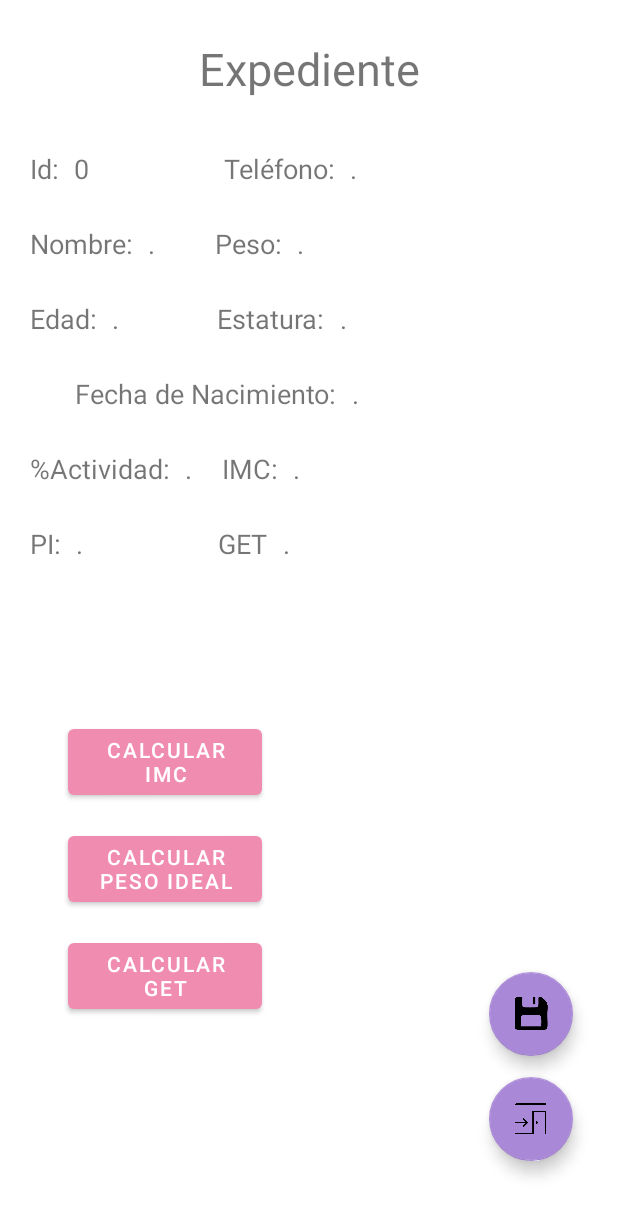
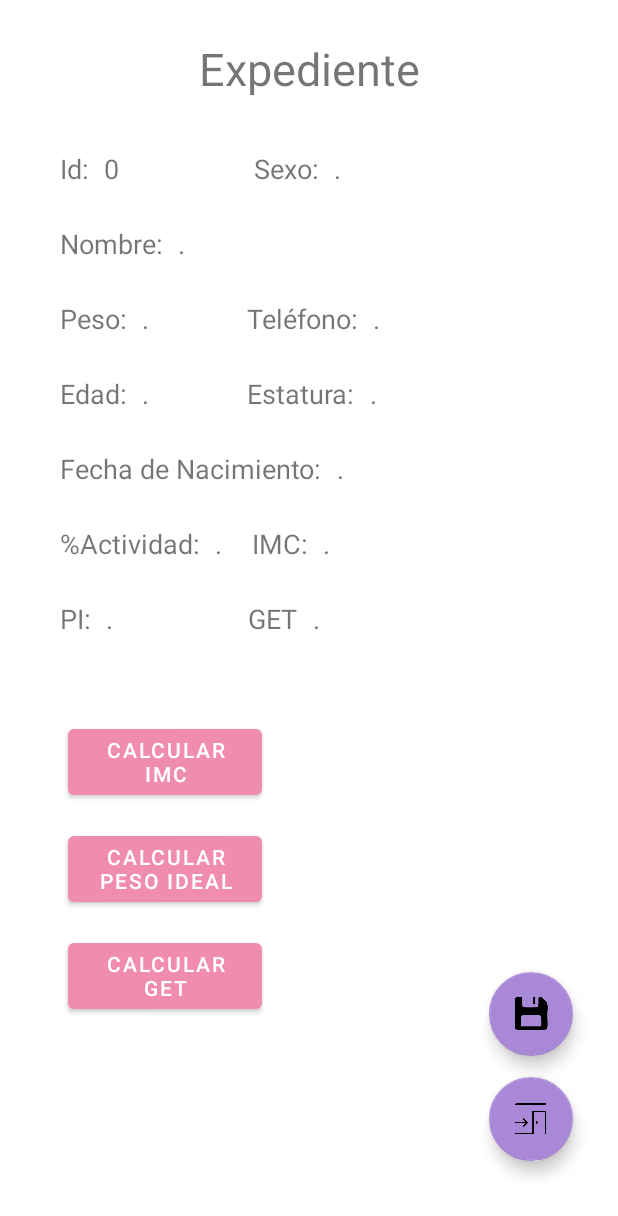
Before and after one commit to OsmarCastor/NutriApp, an Android app: the formularioPacientes screen opened directly, with no data from a screen before it, on a phone screen of 412 x 824 dp. Shown: the top 1216 px of the screen. Run offline under Robolectric (Android 15) with nearby library versions, the phone set to English and light mode, and no system bars; our stand-ins replace Room's generated code; libraries missing offline, so code that uses them is left out: castor.no.c; 1 statement that could not run was skipped.

Commit message:
Hago commit

```diff
--- a/app/src/main/java/castor/no/c/programar/nutriapp/Pacientes.kt
+++ b/app/src/main/java/castor/no/c/programar/nutriapp/Pacientes.kt
@@ -10,6 +10,7 @@ data class Pacientes(
     @PrimaryKey(autoGenerate = true) val idPaciente: Int,
     @ColumnInfo(name = "Nombre") val nombre: String?,
     @ColumnInfo(name = "Edad") val edad: String?,
+    @ColumnInfo(name = "Sexo") val sexo: String?,
     @ColumnInfo(name = "Telefono") val telefono: String?,
     @ColumnInfo(name = "Fecha_Nacimiento") val fecha: String?,
     @ColumnInfo(name = "Peso") val peso: Double?,
--- a/app/src/main/java/castor/no/c/programar/nutriapp/agregarPaciente.kt
+++ b/app/src/main/java/castor/no/c/programar/nutriapp/agregarPaciente.kt
@@ -12,6 +12,7 @@ import kotlinx.coroutines.launch
 class agregarPaciente : AppCompatActivity() {
     lateinit var txtNombre:EditText
     lateinit var txtEdad:EditText
+    lateinit var txtSexo:EditText
     lateinit var txtTelefono:EditText
     lateinit var txtFecha:EditText
     lateinit var txtPeso:EditText
@@ -23,6 +24,7 @@ class agregarPaciente : AppCompatActivity() {
         setContentView(R.layout.activity_agregar_paciente)
         txtNombre = findViewById(R.id.txtNom)
         txtEdad = findViewById(R.id.txtEdad)
+        txtSexo = findViewById(R.id.txtSex)
         txtTelefono = findViewById(R.id.txtTelefono)
         txtFecha = findViewById(R.id.txtNacimiento)
         txtPeso = findViewById(R.id.txtPeso)
@@ -45,13 +47,14 @@ class agregarPaciente : AppCompatActivity() {
         //Aqui agrego
         val nombre = txtNombre.text.toString()
         val edad = txtEdad.text.toString()
+        val sexo = txtSexo.text.toString()
         val telefono = txtTelefono.text.toString()
         val fecha = txtFecha.text.toString()
         val peso = txtPeso.text.toString().toDouble()
         val estatura = txtEstatura.text.toString().toDouble()
         val porcentaje = txtPorcentaje.text.toString().toInt()
         lifecycleScope.launch{
-            val paciente = Pacientes(0, nombre, edad, telefono, fecha, peso, estatura, porcentaje,0.0,0.0,0.0)
+            val paciente = Pacientes(0, nombre, edad, sexo, telefono, fecha, peso, estatura, porcentaje,0.0,0.0,0.0)
             db.room.pacienteDao().insert(paciente)
         }
         Toast.makeText(this, "Paciente Registrado", Toast.LENGTH_LONG).show()
--- a/app/src/main/java/castor/no/c/programar/nutriapp/formularioPacientes.kt
+++ b/app/src/main/java/castor/no/c/programar/nutriapp/formularioPacientes.kt
@@ -12,6 +12,7 @@ class formularioPacientes : AppCompatActivity() {
     lateinit var txtId:TextView
     lateinit var txtNombre:TextView
     lateinit var txtEdad:TextView
+    lateinit var txtSexo:TextView
     lateinit var txtTelefono:TextView
     lateinit var txtFecha:TextView
     lateinit var txtPeso:TextView
@@ -29,6 +30,7 @@ class formularioPacientes : AppCompatActivity() {
         txtId = findViewById(R.id.txtIdPaciente)
         txtNombre = findViewById(R.id.txtNomPaciente)
         txtEdad = findViewById(R.id.txtEdadPaciente)
+        txtSexo = findViewById(R.id.txtSexo)
         txtTelefono = findViewById(R.id.txtTelPaciente)
         txtFecha = findViewById(R.id.txtFechaPaciente)
         txtPeso = findViewById(R.id.txtPesoPaciente)
@@ -60,6 +62,7 @@ class formularioPacientes : AppCompatActivity() {
         val id = txtId.text.toString().toInt()
         val nombre = txtNombre.text.toString()
         val edad = txtEdad.text.toString()
+        val sexo = txtSexo.text.toString()
         val telefono = txtTelefono.text.toString()
         val fecha = txtFecha.text.toString()
         val peso = txtPeso.text.toString().toDouble()
--- a/app/src/main/res/layout/activity_formulario_pacientes.xml
+++ b/app/src/main/res/layout/activity_formulario_pacientes.xml
@@ -80,7 +80,7 @@
         android:id="@+id/textView3"
         android:layout_width="wrap_content"
         android:layout_height="wrap_content"
-        android:layout_marginStart="20dp"
+        android:layout_marginStart="40dp"
         android:layout_marginTop="100dp"
         android:text="Id:"
         android:textSize="18sp"
@@ -102,7 +102,7 @@
         android:id="@+id/textView6"
         android:layout_width="wrap_content"
         android:layout_height="wrap_content"
-        android:layout_marginStart="20dp"
+        android:layout_marginStart="40dp"
         android:layout_marginTop="150dp"
         android:text="Nombre:"
         android:textSize="18sp"
@@ -124,8 +124,8 @@
         android:id="@+id/textView8"
         android:layout_width="wrap_content"
         android:layout_height="wrap_content"
-        android:layout_marginStart="20dp"
-        android:layout_marginTop="200dp"
+        android:layout_marginStart="40dp"
+        android:layout_marginTop="250dp"
         android:text="Edad:"
         android:textSize="18sp"
         app:layout_constraintStart_toStartOf="parent"
@@ -136,7 +136,7 @@
         android:layout_width="wrap_content"
         android:layout_height="wrap_content"
         android:layout_marginStart="10dp"
-        android:layout_marginTop="200dp"
+        android:layout_marginTop="250dp"
         android:text="."
         android:textSize="18sp"
         app:layout_constraintStart_toEndOf="@+id/textView8"
@@ -146,9 +146,20 @@
         android:id="@+id/textView10"
         android:layout_width="wrap_content"
         android:layout_height="wrap_content"
+        android:layout_marginStart="65dp"
+        android:layout_marginTop="200dp"
+        android:text="Teléfono:"
+        android:textSize="18sp"
+        app:layout_constraintStart_toEndOf="@+id/txtPesoPaciente"
+        app:layout_constraintTop_toTopOf="parent" />
+
+    <TextView
+        android:id="@+id/textView5"
+        android:layout_width="wrap_content"
+        android:layout_height="wrap_content"
         android:layout_marginStart="90dp"
         android:layout_marginTop="100dp"
-        android:text="Teléfono:"
+        android:text="Sexo:"
         android:textSize="18sp"
         app:layout_constraintStart_toEndOf="@+id/txtIdPaciente"
         app:layout_constraintTop_toTopOf="parent" />
@@ -158,10 +169,21 @@
         android:layout_width="wrap_content"
         android:layout_height="wrap_content"
         android:layout_marginStart="10dp"
+        android:layout_marginTop="200dp"
+        android:text="."
+        android:textSize="18sp"
+        app:layout_constraintStart_toEndOf="@+id/textView10"
+        app:layout_constraintTop_toTopOf="parent" />
+
+    <TextView
+        android:id="@+id/txtSexo"
+        android:layout_width="wrap_content"
+        android:layout_height="wrap_content"
+        android:layout_marginStart="10dp"
         android:layout_marginTop="100dp"
         android:text="."
         android:textSize="18sp"
-        app:layout_constraintStart_toEndOf="@+id/textView10"
+        app:layout_constraintStart_toEndOf="@+id/textView5"
         app:layout_constraintTop_toTopOf="parent" />
 
     <TextView
@@ -169,10 +191,10 @@
         android:layout_width="wrap_content"
         android:layout_height="wrap_content"
         android:layout_marginStart="40dp"
-        android:layout_marginTop="150dp"
+        android:layout_marginTop="200dp"
         android:text="Peso:"
         android:textSize="18sp"
-        app:layout_constraintStart_toEndOf="@+id/txtNomPaciente"
+        app:layout_constraintStart_toStartOf="parent"
         app:layout_constraintTop_toTopOf="parent" />
 
     <TextView
@@ -180,7 +202,7 @@
         android:layout_width="wrap_content"
         android:layout_height="wrap_content"
         android:layout_marginStart="10dp"
-        android:layout_marginTop="150dp"
+        android:layout_marginTop="200dp"
         android:text="."
         android:textSize="18sp"
         app:layout_constraintStart_toEndOf="@+id/textView12"
@@ -191,7 +213,7 @@
         android:layout_width="wrap_content"
         android:layout_height="wrap_content"
         android:layout_marginStart="65dp"
-        android:layout_marginTop="200dp"
+        android:layout_marginTop="250dp"
         android:text="Estatura:"
         android:textSize="18sp"
         app:layout_constraintStart_toEndOf="@+id/txtEdadPaciente"
@@ -202,7 +224,7 @@
         android:layout_width="wrap_content"
         android:layout_height="wrap_content"
         android:layout_marginStart="10dp"
-        android:layout_marginTop="200dp"
+        android:layout_marginTop="250dp"
         android:text="."
         android:textSize="18sp"
         app:layout_constraintStart_toEndOf="@+id/textView14"
@@ -212,8 +234,8 @@
         android:id="@+id/textView16"
         android:layout_width="wrap_content"
         android:layout_height="wrap_content"
-        android:layout_marginStart="50dp"
-        android:layout_marginTop="250dp"
+        android:layout_marginStart="40dp"
+        android:layout_marginTop="300dp"
         android:text="Fecha de Nacimiento:"
         android:textSize="18sp"
         app:layout_constraintStart_toStartOf="parent"
@@ -224,7 +246,7 @@
         android:layout_width="wrap_content"
         android:layout_height="wrap_content"
         android:layout_marginStart="10dp"
-        android:layout_marginTop="250dp"
+        android:layout_marginTop="300dp"
         android:text="."
         android:textSize="18sp"
         app:layout_constraintStart_toEndOf="@+id/textView16"
@@ -235,7 +257,7 @@
         android:layout_width="wrap_content"
         android:layout_height="wrap_content"
         android:layout_marginStart="10dp"
-        android:layout_marginTop="300dp"
+        android:layout_marginTop="350dp"
         android:text="."
         android:textSize="18sp"
         app:layout_constraintStart_toEndOf="@+id/textView19"
@@ -246,7 +268,7 @@
         android:layout_width="wrap_content"
         android:layout_height="wrap_content"
         android:layout_marginStart="20dp"
-        android:layout_marginTop="300dp"
+        android:layout_marginTop="350dp"
         android:text="IMC:"
         android:textSize="18sp"
         app:layout_constraintStart_toEndOf="@+id/txtPorPaciente"
@@ -256,8 +278,8 @@
         android:id="@+id/textView20"
         android:layout_width="wrap_content"
         android:layout_height="wrap_content"
-        android:layout_marginStart="20dp"
-        android:layout_marginTop="300dp"
+        android:layout_marginStart="40dp"
+        android:layout_marginTop="350dp"
         android:text="%Actividad:"
         android:textSize="18sp"
         app:layout_constraintStart_toStartOf="parent"
@@ -268,7 +290,7 @@
         android:layout_width="wrap_content"
         android:layout_height="wrap_content"
         android:layout_marginStart="10dp"
-        android:layout_marginTop="300dp"
+        android:layout_marginTop="350dp"
         android:text="."
         android:textSize="18sp"
         app:layout_constraintStart_toEndOf="@+id/textView20"
@@ -278,8 +300,8 @@
         android:id="@+id/textView22"
         android:layout_width="wrap_content"
         android:layout_height="wrap_content"
-        android:layout_marginStart="20dp"
-        android:layout_marginTop="350dp"
+        android:layout_marginStart="40dp"
+        android:layout_marginTop="400dp"
         android:text="PI:"
         android:textSize="18sp"
         app:layout_constraintStart_toStartOf="parent"
@@ -290,7 +312,7 @@
         android:layout_width="wrap_content"
         android:layout_height="wrap_content"
         android:layout_marginStart="10dp"
-        android:layout_marginTop="350dp"
+        android:layout_marginTop="400dp"
         android:text="."
         android:textSize="18sp"
         app:layout_constraintStart_toEndOf="@+id/textView22"
@@ -301,7 +323,7 @@
         android:layout_width="wrap_content"
         android:layout_height="wrap_content"
         android:layout_marginStart="90dp"
-        android:layout_marginTop="350dp"
+        android:layout_marginTop="400dp"
         android:text="GET"
         android:textSize="18sp"
         app:layout_constraintStart_toEndOf="@+id/txtPiPaciente"
@@ -312,7 +334,7 @@
         android:layout_width="wrap_content"
         android:layout_height="wrap_content"
         android:layout_marginStart="10dp"
-        android:layout_marginTop="350dp"
+        android:layout_marginTop="400dp"
         android:text="."
         android:textSize="18sp"
         app:layout_constraintStart_toEndOf="@+id/textView24"
--- a/app/src/main/res/values/strings.xml
+++ b/app/src/main/res/values/strings.xml
@@ -19,4 +19,5 @@
     <string name="boton_imc">Calcular IMC</string>
     <string name="boton_peso">Calcular Peso Ideal</string>
     <string name="boton_get">Calcular GET</string>
+    <string name="stringsexo">Sexo</string>
 </resources>
```
Also changed, not shown: app/src/main/res/layout/activity_agregar_paciente.xml (+25 -10 lines).
